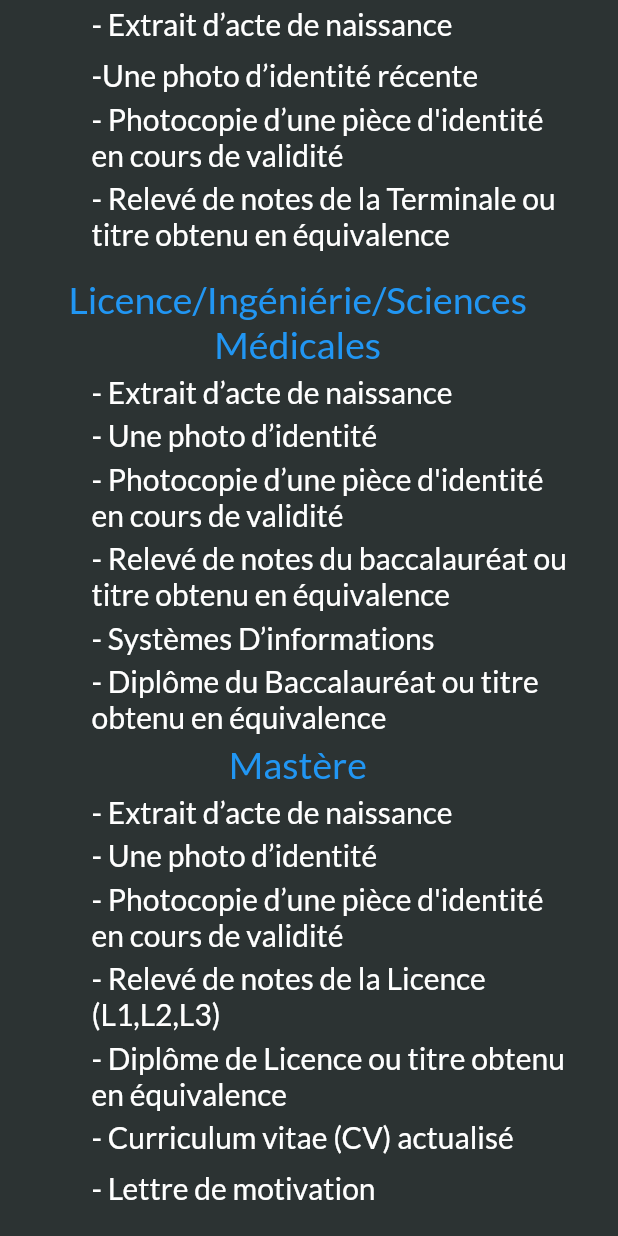
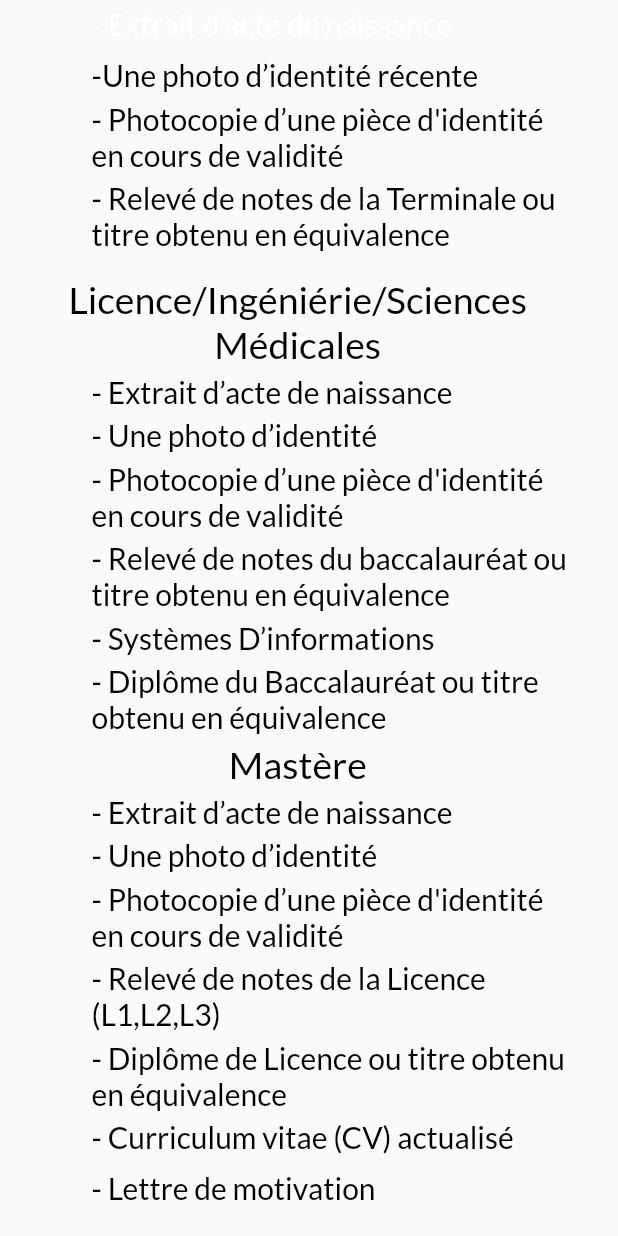
Before and after one commit to momokourouma/koffierrand, a Flutter app: the Admission screen opened directly, scrolled down 252 dp, on a phone screen of 412 x 824 dp. Run offline on Flutter 3.47's test engine with Material 2 defaults, Android fonts, the phone set to English and light mode, and no system bars; our stand-ins replace badges, cloud_firestore, country_picker, file_picker, firebase_auth, firebase_core and 6 more; accounts and stored records are empty; project files that could hold a hidden picture were left out.

Commit message:
"second"

```diff
--- a/lib/Information/Admission.dart
+++ b/lib/Information/Admission.dart
@@ -14,7 +14,7 @@ class _AdmissionState extends State<Admission> {
   @override
   Widget build(BuildContext context) {
     return Scaffold(
-      backgroundColor: HexColor("#2C3333"),
+      //backgroundColor: HexColor("#2C3333"),
       body:ListView(
         children: [
           Column(
@@ -25,7 +25,7 @@ class _AdmissionState extends State<Admission> {
                 child:Text("Admission",
                   style: GoogleFonts.lato(
                     fontSize: 30,
-                    color: Colors.blue,
+                    color: Colors.black,
                   ),
                 ),
               ),
@@ -33,7 +33,7 @@ class _AdmissionState extends State<Admission> {
                 padding: const EdgeInsets.only(top: 10,right: 10),
                 child: Text("BTS ( Les Document a fournir )",
                     style: GoogleFonts.lato(
-                      color: Colors.blue,
+                      color: Colors.black,
                       fontSize: 25,
                     )),
               ),
@@ -60,7 +60,7 @@ class _AdmissionState extends State<Admission> {
                       child: Text("-Une photo d’identité récente",
 
                           style: GoogleFonts.lato(
-                            color: Colors.white,
+                            color: Colors.black,
                             fontSize: 20,
                           )),
                     ),
@@ -69,7 +69,7 @@ class _AdmissionState extends State<Admission> {
                       padding: const EdgeInsets.only(left: 30,top: 5),
                       child: Text("- Photocopie d’une pièce d'identité en cours de validité",
                           style: GoogleFonts.lato(
-                            color: Colors.white,
+                            color: Colors.black,
                             fontSize: 20,
                           )),
                     ),
@@ -78,7 +78,7 @@ class _AdmissionState extends State<Admission> {
                       padding: const EdgeInsets.only(left: 30,top: 5),
                       child: Text("- Relevé de notes de la Terminale ou titre obtenu en équivalence",
                           style: GoogleFonts.lato(
-                            color: Colors.white,
+                            color: Colors.black,
                             fontSize: 20,
                           )),
                     ),
@@ -91,7 +91,7 @@ class _AdmissionState extends State<Admission> {
                 child: Text("Licence/Ingéniérie/Sciences Médicales",
                     textAlign: TextAlign.center,
                     style: GoogleFonts.lato(
-                      color: Colors.blue,
+                      color: Colors.black,
                       fontSize: 25,
                     )),
               ),
@@ -108,7 +108,7 @@ class _AdmissionState extends State<Admission> {
                       padding: const EdgeInsets.only(left: 30,top: 5),
                       child: Text("- Extrait d’acte de naissance",
                           style: GoogleFonts.lato(
-                            color: Colors.white,
+                            color: Colors.black,
                             fontSize: 20,
                           )),
                     ),
@@ -116,7 +116,7 @@ class _AdmissionState extends State<Admission> {
                       padding: const EdgeInsets.only(left: 30,top: 5),
                       child: Text("- Une photo d’identité",
                           style: GoogleFonts.lato(
-                            color: Colors.white,
+                            color: Colors.black,
                             fontSize: 20,
                           )),
                     ),
@@ -124,7 +124,7 @@ class _AdmissionState extends State<Admission> {
                       padding: const EdgeInsets.only(left: 30,top: 5),
                       child: Text("- Photocopie d’une pièce d'identité en cours de validité",
                           style: GoogleFonts.lato(
-                            color: Colors.white,
+                            color: Colors.black,
                             fontSize: 20,
                           )),
                     ),
@@ -132,7 +132,7 @@ class _AdmissionState extends State<Admission> {
                       padding: const EdgeInsets.only(left: 30,top: 5),
                       child: Text("- Relevé de notes du baccalauréat ou titre obtenu en équivalence",
                           style: GoogleFonts.lato(
-                            color: Colors.white,
+                            color: Colors.black,
                             fontSize: 20,
                           )),
                     ),
@@ -140,7 +140,7 @@ class _AdmissionState extends State<Admission> {
                       padding: const EdgeInsets.only(left: 30,top: 5),
                       child: Text("- Systèmes D’informations",
                           style: GoogleFonts.lato(
-                            color: Colors.white,
+                            color: Colors.black,
                             fontSize: 20,
                           )),
                     ),
@@ -148,7 +148,7 @@ class _AdmissionState extends State<Admission> {
                       padding: const EdgeInsets.only(left: 30,top: 5),
                       child: Text("- Diplôme du Baccalauréat ou titre obtenu en équivalence",
                           style: GoogleFonts.lato(
-                            color: Colors.white,
+                            color: Colors.black,
                             fontSize: 20,
                           )),
                     ),
@@ -163,7 +163,7 @@ class _AdmissionState extends State<Admission> {
                   child: Text("Mastère",
                       textAlign: TextAlign.center,
                       style: GoogleFonts.lato(
-                        color: Colors.blue,
+                        color: Colors.black,
                         fontSize: 25,
                       )),
                 ),
@@ -181,7 +181,7 @@ class _AdmissionState extends State<Admission> {
                       padding: const EdgeInsets.only(left: 30,top: 5),
                       child: Text("- Extrait d’acte de naissance",
                           style: GoogleFonts.lato(
-                            color: Colors.white,
+                            color: Colors.black,
                             fontSize: 20,
                           )),
                     ),
@@ -189,7 +189,7 @@ class _AdmissionState extends State<Admission> {
                       padding: const EdgeInsets.only(left: 30,top: 5),
                       child: Text("- Une photo d’identité",
                           style: GoogleFonts.lato(
-                            color: Colors.white,
+                            color: Colors.black,
                             fontSize: 20,
                           )),
                     ),
@@ -197,7 +197,7 @@ class _AdmissionState extends State<Admission> {
                       padding: const EdgeInsets.only(left: 30,top: 5),
                       child: Text("- Photocopie d’une pièce d'identité en cours de validité",
                           style: GoogleFonts.lato(
-                            color: Colors.white,
+                            color: Colors.black,
                             fontSize: 20,
                           )),
                     ),
@@ -205,7 +205,7 @@ class _AdmissionState extends State<Admission> {
                       padding: const EdgeInsets.only(left: 30,top: 5),
                       child: Text("- Relevé de notes de la Licence (L1,L2,L3)",
                           style: GoogleFonts.lato(
-                            color: Colors.white,
+                            color: Colors.black,
                             fontSize: 20,
                           )),
                     ),
@@ -213,7 +213,7 @@ class _AdmissionState extends State<Admission> {
                       padding: const EdgeInsets.only(left: 30,top: 5),
                       child: Text("- Diplôme de Licence ou titre obtenu en équivalence",
                           style: GoogleFonts.lato(
-                            color: Colors.white,
+                            color: Colors.black,
                             fontSize: 20,
                           )),
                     ),
@@ -221,7 +221,7 @@ class _AdmissionState extends State<Admission> {
                       padding: const EdgeInsets.only(left: 30,top: 5),
                       child: Text("- Curriculum vitae (CV) actualisé",
                           style: GoogleFonts.lato(
-                            color: Colors.white,
+                            color: Colors.black,
                             fontSize: 20,
                           )),
                     ),
@@ -229,7 +229,7 @@ class _AdmissionState extends State<Admission> {
                       padding: const EdgeInsets.only(left: 30,top: 10),
                       child: Text("- Lettre de motivation",
                           style: GoogleFonts.lato(
-                            color: Colors.white,
+                            color:Colors.black,
                             fontSize: 20,
                           )),
                     ),
--- a/lib/ServicesPayment/PaymentHouse.dart
+++ b/lib/ServicesPayment/PaymentHouse.dart
@@ -296,8 +296,8 @@ class _PaymentHouseState extends State<PaymentHouse> {
                                 });
 
                           }
-                          final url =
-                              "http://192.168.100.85:8000/depot/${montant.text.trim()}";
+                          //final url = "http://192.168.100.85:8000/depot/${montant.text.trim()}";
+                          final url = "http://192.168.99.146.85:8000/depot/${montant.text.trim()}";
                           Logement newLogement = Logement();
                           Student newStudent = Student();
                           DataBaseService service = DataBaseService();
@@ -325,6 +325,7 @@ class _PaymentHouseState extends State<PaymentHouse> {
                             newLogement.UserInfo = usermail;
                             newLogement.paid = true;
                             newLogement.Reserved = true;
+                            newLogement.Month  = new DateTime.now();
 
                             newStudent.HouseReservation = name;
                             service.houseReservation(newStudent);
--- a/lib/ServicesPayment/Paymentbeta.dart
+++ b/lib/ServicesPayment/Paymentbeta.dart
@@ -254,7 +254,8 @@ class _PaymentBetaState extends State<PaymentBeta> {
                     child: MaterialButton(onPressed: () async{
 
                       if(_formkey.currentState!.validate()){
-                        final url = "http://192.168.100.85:8000/depot/${montant.text.trim()}";
+                        //final url = "http://192.168.100.85:8000/depot/${montant.text.trim()}";
+                        final url = "http://192.168.99.146.85:8000/depot/${montant.text.trim()}";
                         Student newStudent = Student();
                         DataBaseService service = DataBaseService();
                         var data = {
@@ -262,6 +263,7 @@ class _PaymentBetaState extends State<PaymentBeta> {
 
                         };
                         //final sending = await http.post(Uri.parse("http://192.168.100.85:8000/depot/${montant.text.trim()}"));
+                        //final sending = await http.post(Uri.parse("http://192.168.100.85:8000/depot/${montant.text.trim()}"))
                         final sending = await http.post(
                           Uri.parse(url),
                           body: jsonEncode(data),
--- a/pubspec.yaml
+++ b/pubspec.yaml
@@ -52,6 +52,7 @@ dependencies:
   cached_network_image: ^3.2.3
   http: ^0.13.6
   flutter_native_splash: ^2.3.1
+  flutter_launcher_icons: ^0.13.1
 
 
 
```
Also changed, not shown: lib/AppLogic/Functions/InputValidator.dart (+18 -18 lines), lib/Information/ContactApropos.dart (+9 -9 lines), lib/Information/Infocontact.dart (+5 -5 lines), lib/Information/PageInfo.dart (+9 -9 lines), lib/Information/ProgrammeAcademique.dart (+17 -17 lines), lib/LoginPages/LoginPage.dart (+30 -2 lines), lib/LoginPages/Register.dart (+13 -1 lines), lib/TrouveMoiUnAppartment/FindMePlace.dart (+14 -1 lines), lib/TrouveMoiUnAppartment/HouseDetails.dart (+25 -19 lines), lib/model/Logement.dart (+6 -2 lines), pubspec.lock.
